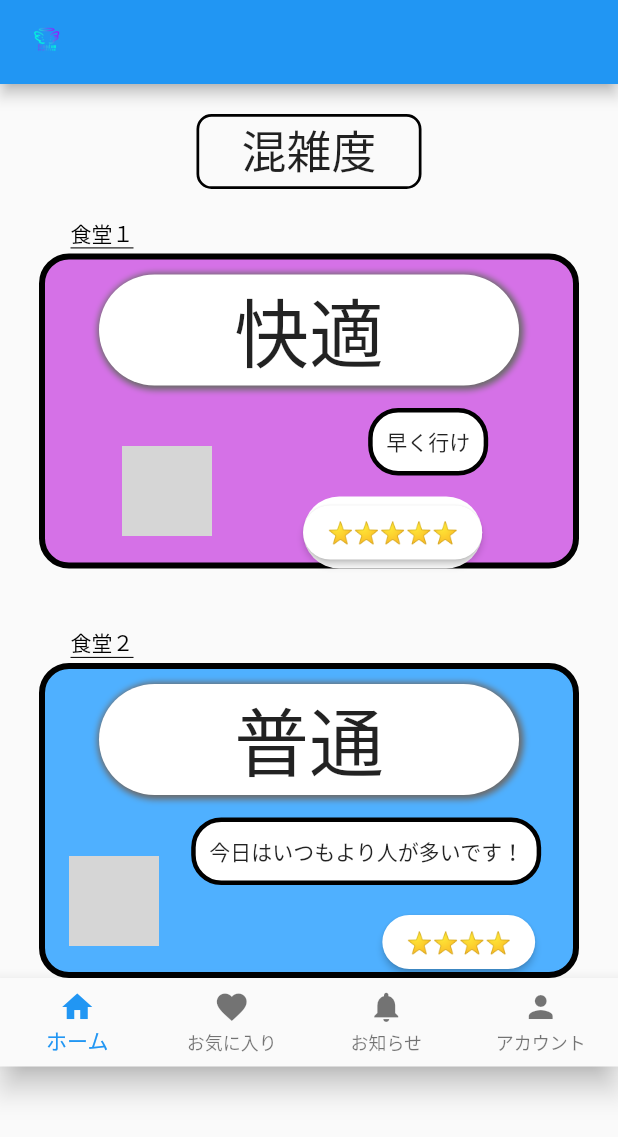
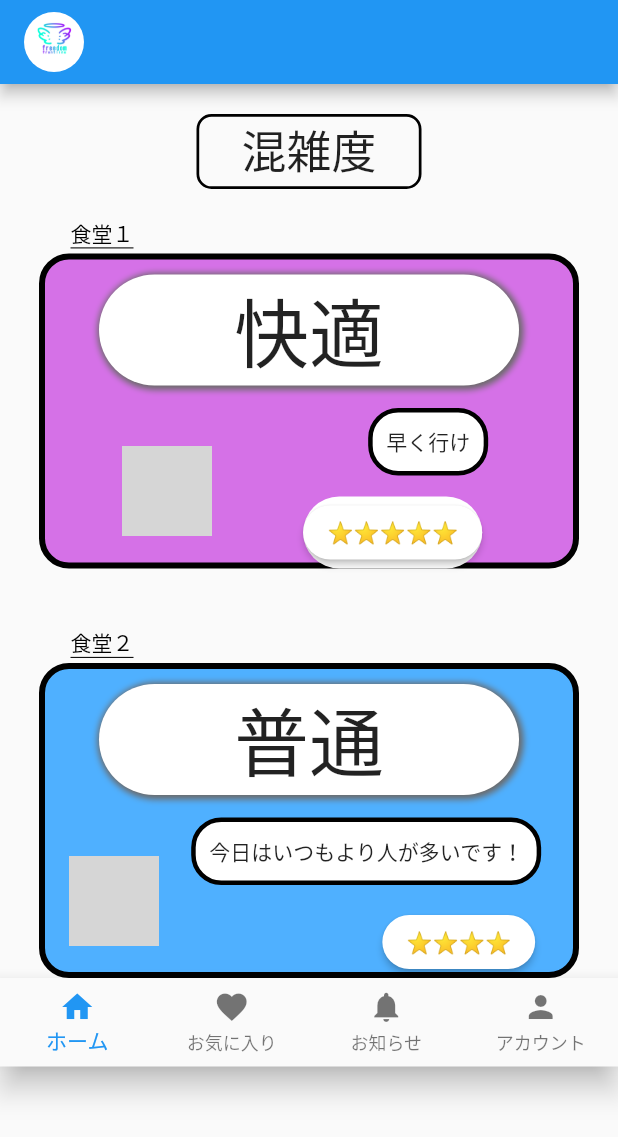
Before and after one commit to mommom111/JPHACKS-customer, a Flutter app: the screen it shows after launch, on a phone screen of 412 x 824 dp. Shown: the top 1137 px of the screen. Run offline on Flutter 3.47's test engine with Material 2 defaults, Android fonts, the phone set to English and light mode, and no system bars; network calls fail; grey boxes are pictures that could not be loaded.

Commit message:
pull前にコミットする

```diff
--- a/lib/main.dart
+++ b/lib/main.dart
@@ -34,19 +34,17 @@ class _congestionPageState extends State<congestionPage> {
   Widget build(BuildContext context) {
     return Scaffold(
       appBar: AppBar(
-        title: Row(
-          children: [
-            Container(
-              width: 30,
-              height: 30,
-              child: ClipRRect(
-                borderRadius: BorderRadius.circular(50),
-                child: Image.asset('images/FF.icon.png'),
-              ),
-            ),
-            Container(
-            )
-          ],
+        title: Container(
+          width: 40,
+          height: 40,
+          decoration: BoxDecoration(
+            color: Colors.white,
+            borderRadius: BorderRadius.circular(50),
+          ),
+          child: ClipRRect(
+            borderRadius: BorderRadius.circular(50),
+            child: Image.asset('images/FF.icon.png'),
+          ),
         ),
       ),
       body: Container(
```
